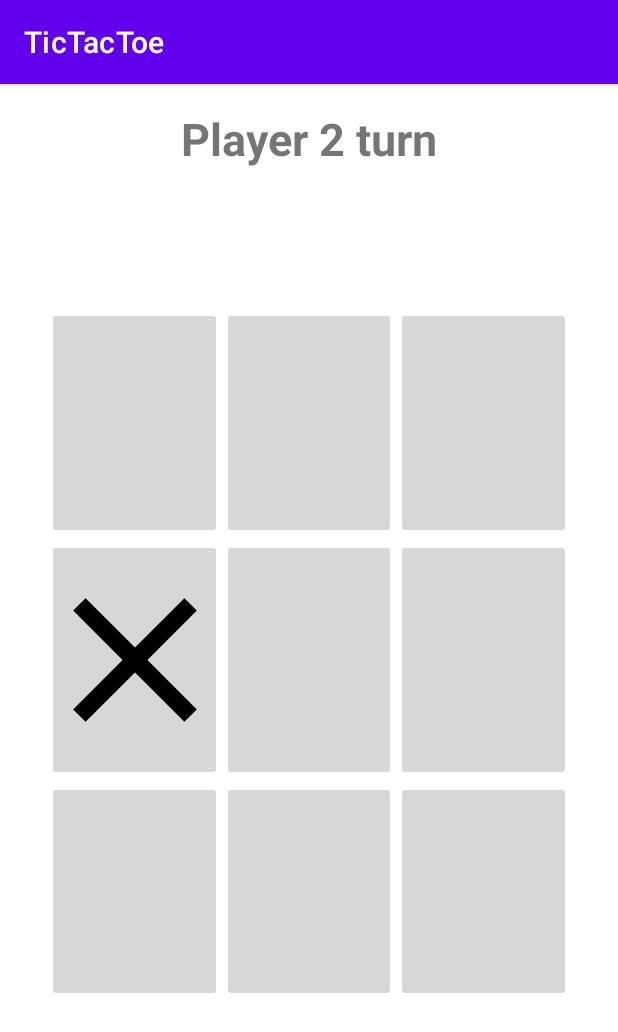
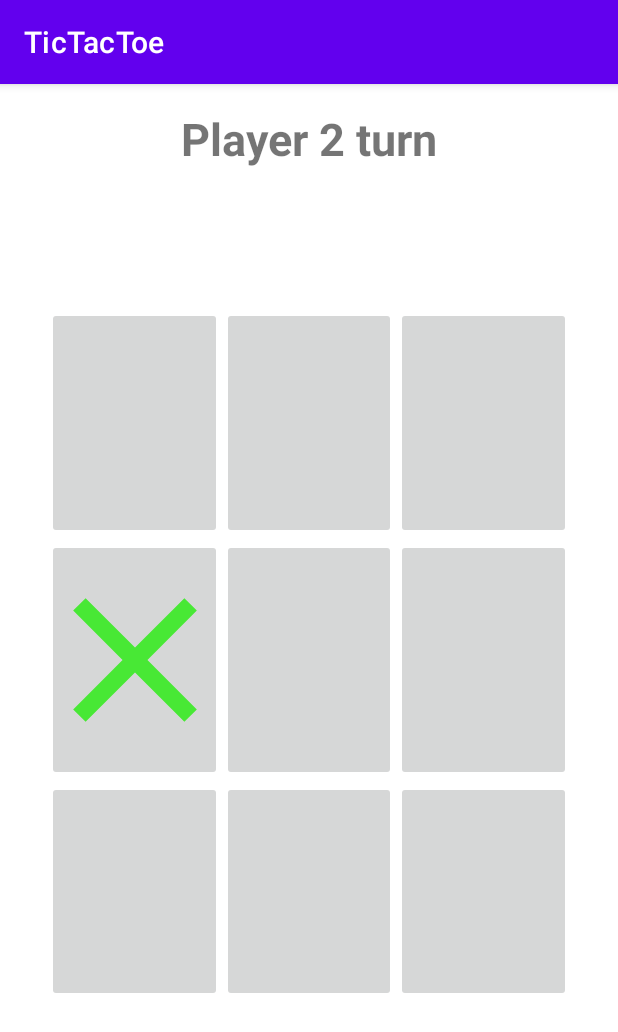
Before and after one commit to MrGriboman/TicTacToe, an Android app: the GameActivity screen opened directly, with no data from a screen before it, after a tap on an icon or button, on a phone screen of 412 x 824 dp. Shown: the top 1032 px of the screen. Run offline under Robolectric (Android 15) with nearby library versions, the phone set to English and light mode, and no system bars.

Commit message:
bug fixes

```diff
--- a/app/src/main/java/com/example/tictactoe/GameActivity.kt
+++ b/app/src/main/java/com/example/tictactoe/GameActivity.kt
@@ -1,10 +1,15 @@
 package com.example.tictactoe
 
+import android.graphics.Color.red
+import android.graphics.PorterDuff
+import android.graphics.PorterDuffColorFilter
 import androidx.appcompat.app.AppCompatActivity
 import android.os.Bundle
 import android.util.Log
 import android.view.View
 import android.widget.ImageButton
+import androidx.core.content.ContextCompat
+import androidx.core.widget.ImageViewCompat
 import com.example.tictactoe.Constants.CROSS
 import com.example.tictactoe.Constants.CIRCLE
 import com.example.tictactoe.Constants.MODE
@@ -41,22 +46,28 @@ class GameActivity : AppCompatActivity(), View.OnClickListener {
     }
 
     override fun onClick(v: View?) {
-        if (!gameEnded) {
         val btn = v as ImageButton
+        if (btn.drawable != null || gameEnded)
+            return
         val figureToSet = if (currentFigure == CROSS) R.drawable.ic_cross else R.drawable.ic_circle
         btn.setImageResource(figureToSet)
+        btn.setColorFilter(
+            ContextCompat.getColor(this, if (currentFigure == CROSS) R.color.green else R.color.red),
+            PorterDuff.Mode.SRC_IN)
         changeButtonState(btn)
         currentFigure = if (currentFigure == CROSS) CIRCLE else CROSS
-            turn = if (turn == 1) 2 else 1
-            binding.tvTurn.text = getString(R.string.turn, turn)
+
         if (isWin() || isDraw()) {
             gameEnded = true
             binding.tvTurn.text =
                 if (isWin()) getString(R.string.win, turn)
                 else getString(R.string.draw)
             binding.btnRestart.visibility = View.VISIBLE
+            return
         }
-        }
+
+        turn = if (turn == 1) 2 else 1
+        binding.tvTurn.text = getString(R.string.turn, turn)
     }
 
     private fun changeButtonState(btn: ImageButton) {
--- a/app/src/main/res/layout/activity_game.xml
+++ b/app/src/main/res/layout/activity_game.xml
@@ -59,9 +59,9 @@
         android:layout_height="0dp"
         android:scaleType="centerCrop"
         app:layout_constraintBottom_toTopOf="@+id/guideline16"
+        app:layout_constraintEnd_toStartOf="@id/btnFifth"
         app:layout_constraintStart_toStartOf="@+id/guideline11"
-        app:layout_constraintTop_toBottomOf="@+id/guideline15"
-        app:layout_constraintEnd_toStartOf="@id/btnFifth" />
+        app:layout_constraintTop_toBottomOf="@+id/guideline15" />
 
     <ImageButton
         android:id="@+id/btnFifth"
@@ -80,8 +80,8 @@
         android:scaleType="centerCrop"
         app:layout_constraintBottom_toTopOf="@+id/guideline16"
         app:layout_constraintEnd_toStartOf="@+id/guideline12"
-        app:layout_constraintTop_toBottomOf="@+id/guideline15"
-        app:layout_constraintStart_toEndOf="@id/btnFifth" />
+        app:layout_constraintStart_toEndOf="@id/btnFifth"
+        app:layout_constraintTop_toBottomOf="@+id/guideline15" />
 
     <ImageButton
         android:id="@+id/btnSeventh"
@@ -90,8 +90,8 @@
         android:scaleType="centerCrop"
         app:layout_constraintBottom_toTopOf="@+id/guideline14"
         app:layout_constraintEnd_toStartOf="@+id/btnEighth"
-        app:layout_constraintTop_toBottomOf="@+id/guideline16"
-        app:layout_constraintStart_toEndOf="@id/guideline11" />
+        app:layout_constraintStart_toEndOf="@id/guideline11"
+        app:layout_constraintTop_toBottomOf="@+id/guideline16" />
 
     <ImageButton
         android:id="@+id/btnEighth"
@@ -100,18 +100,18 @@
         android:scaleType="centerCrop"
         app:layout_constraintBottom_toTopOf="@+id/guideline14"
         app:layout_constraintEnd_toStartOf="@+id/btnNinth"
-        app:layout_constraintTop_toBottomOf="@+id/guideline16"
-        app:layout_constraintStart_toEndOf="@id/btnSeventh" />
+        app:layout_constraintStart_toEndOf="@id/btnSeventh"
+        app:layout_constraintTop_toBottomOf="@+id/guideline16" />
 
     <ImageButton
         android:id="@+id/btnNinth"
         android:layout_width="0dp"
         android:layout_height="0dp"
         android:scaleType="centerCrop"
+        app:layout_constraintBottom_toTopOf="@id/guideline14"
+        app:layout_constraintEnd_toStartOf="@id/guideline12"
         app:layout_constraintStart_toEndOf="@id/btnEighth"
-        app:layout_constraintEnd_toStartOf="@id/guideline12"
-        app:layout_constraintTop_toBottomOf="@id/guideline16"
-        app:layout_constraintBottom_toTopOf="@id/guideline14" />
+        app:layout_constraintTop_toBottomOf="@id/guideline16" />
 
 
     <ImageButton
@@ -119,15 +119,15 @@
         android:layout_width="0dp"
         android:layout_height="0dp"
         android:layout_marginTop="8dp"
+        android:backgroundTint="@android:color/holo_orange_light"
         android:scaleType="centerCrop"
         android:src="@drawable/ic_restart"
-        android:backgroundTint="@android:color/holo_orange_light"
-        app:tint="@color/white"
         android:visibility="gone"
+        app:layout_constraintBottom_toTopOf="@id/guideline17"
         app:layout_constraintEnd_toStartOf="@+id/btnNinth"
         app:layout_constraintStart_toEndOf="@+id/btnSeventh"
         app:layout_constraintTop_toBottomOf="@+id/btnEighth"
-        app:layout_constraintBottom_toTopOf="@id/guideline17"/>
+        app:tint="@color/white" />
 
     <androidx.constraintlayout.widget.Guideline
         android:id="@+id/guideline11"
--- a/app/src/main/res/values/colors.xml
+++ b/app/src/main/res/values/colors.xml
@@ -9,4 +9,5 @@
     <color name="white">#FFFFFFFF</color>
     <color name="green">#48E835</color>
     <color name="blue">#26BBE8</color>
+    <color name="red">#CB1010</color>
 </resources>
```
Lines whose indentation alone changed are shown as unchanged.
